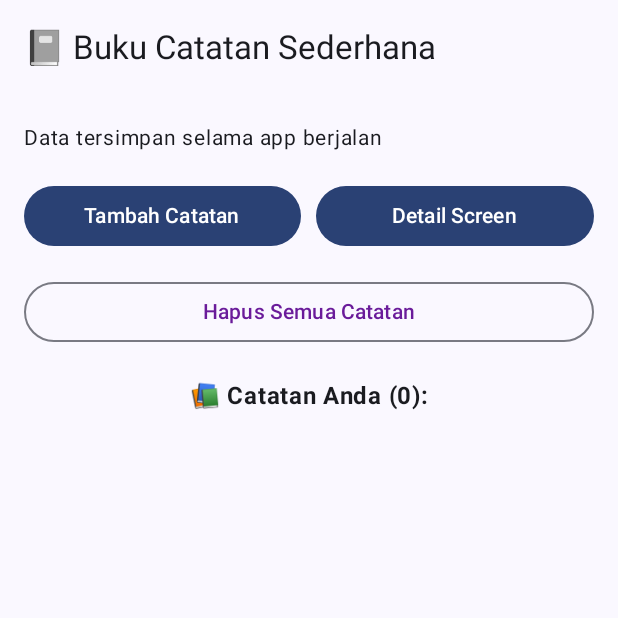
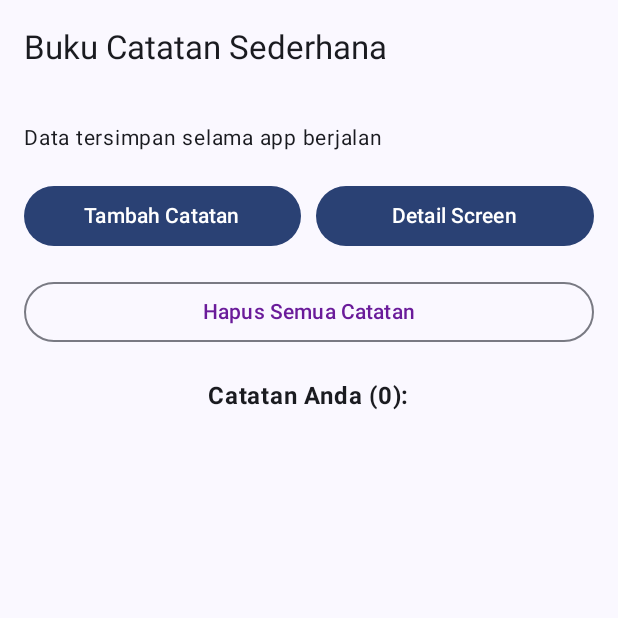
Before and after one commit to ferrynandi/NoteN, an Android app built with Jetpack Compose: the screen it shows after launch (MainActivity), on a phone screen of 412 x 824 dp, the top half of it. Run offline under Robolectric (Android 15) with nearby library versions, the phone set to English and light mode, and no system bars.

```diff
--- a/app/src/main/java/com/ferry/noten/MainActivity.kt
+++ b/app/src/main/java/com/ferry/noten/MainActivity.kt
@@ -40,7 +40,7 @@ fun NoteApp() {
     Scaffold(
         topBar = {
             TopAppBar(
-                title = { Text("📓 Buku Catatan Sederhana") }
+                title = { Text("Buku Catatan Sederhana") }
             )
         },
         content = { padding ->
@@ -112,7 +112,7 @@ fun NoteApp() {
                     Spacer(modifier = Modifier.height(20.dp))
                 }
 
-                Text("📚 Catatan Anda (${notesData.size}):", fontWeight = FontWeight.Bold, textAlign = TextAlign.Start)
+                Text("Catatan Anda (${notesData.size}):", fontWeight = FontWeight.Bold, textAlign = TextAlign.Start)
 
                 notesData.forEachIndexed { index, note ->
                     Card(
```
